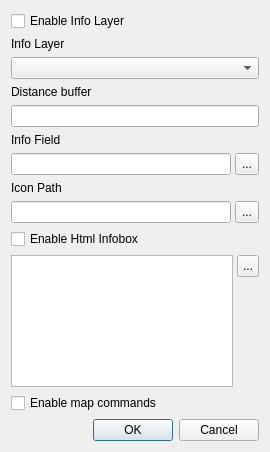
First picture: the form in ui_infoBox.ui, repository enricofer/go2streetview, before the edit.
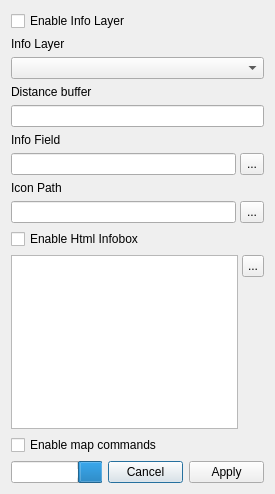
Second picture: the form after the edit. Icons and pictures are not drawn.

```diff
--- a/ui_infoBox.ui
+++ b/ui_infoBox.ui
@@ -6,8 +6,8 @@
    <rect>
     <x>0</x>
     <y>0</y>
-    <width>270</width>
-    <height>452</height>
+    <width>273</width>
+    <height>494</height>
    </rect>
   </property>
   <property name="windowTitle">
@@ -232,14 +232,93 @@
     </widget>
    </item>
    <item>
-    <widget class="QDialogButtonBox" name="buttonBox">
-     <property name="orientation">
-      <enum>Qt::Horizontal</enum>
-     </property>
-     <property name="standardButtons">
-      <set>QDialogButtonBox::Cancel|QDialogButtonBox::Ok</set>
-     </property>
-    </widget>
+    <layout class="QHBoxLayout" name="horizontalLayout_4">
+     <item>
+      <widget class="QProgressBar" name="progressBar">
+       <property name="minimumSize">
+        <size>
+         <width>0</width>
+         <height>0</height>
+        </size>
+       </property>
+       <property name="value">
+        <number>24</number>
+       </property>
+       <property name="textVisible">
+        <bool>true</bool>
+       </property>
+       <property name="invertedAppearance">
+        <bool>true</bool>
+       </property>
+       <property name="format">
+        <string>indexing</string>
+       </property>
+      </widget>
+     </item>
+     <item>
+      <spacer name="horizontalSpacer">
+       <property name="orientation">
+        <enum>Qt::Horizontal</enum>
+       </property>
+       <property name="sizeHint" stdset="0">
+        <size>
+         <width>40</width>
+         <height>20</height>
+        </size>
+       </property>
+      </spacer>
+     </item>
+     <item>
+      <widget class="QPushButton" name="cancelButton">
+       <property name="sizePolicy">
+        <sizepolicy hsizetype="Fixed" vsizetype="Fixed">
+         <horstretch>0</horstretch>
+         <verstretch>0</verstretch>
+        </sizepolicy>
+       </property>
+       <property name="minimumSize">
+        <size>
+         <width>75</width>
+         <height>0</height>
+        </size>
+       </property>
+       <property name="maximumSize">
+        <size>
+         <width>75</width>
+         <height>75</height>
+        </size>
+       </property>
+       <property name="text">
+        <string>Cancel</string>
+       </property>
+      </widget>
+     </item>
+     <item>
+      <widget class="QPushButton" name="applyButton">
+       <property name="sizePolicy">
+        <sizepolicy hsizetype="Fixed" vsizetype="Fixed">
+         <horstretch>0</horstretch>
+         <verstretch>0</verstretch>
+        </sizepolicy>
+       </property>
+       <property name="minimumSize">
+        <size>
+         <width>75</width>
+         <height>0</height>
+        </size>
+       </property>
+       <property name="maximumSize">
+        <size>
+         <width>75</width>
+         <height>16777215</height>
+        </size>
+       </property>
+       <property name="text">
+        <string>Apply</string>
+       </property>
+      </widget>
+     </item>
+    </layout>
    </item>
   </layout>
  </widget>
```
Left out of the diff: 35 changed lines with no effect on the pictures.
